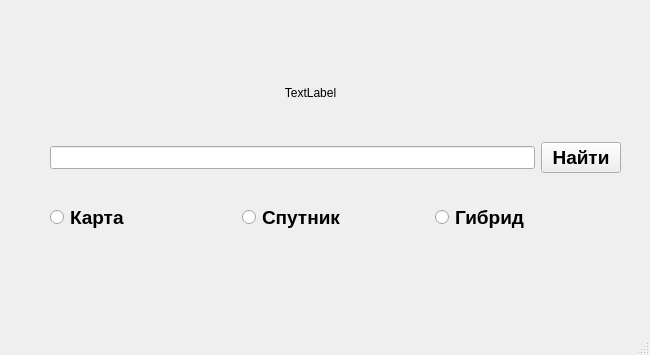
Old version of the form main.ui in the repository danilshvalov/MiniProject_YandexAPI; both pictures show x 0 to 650 and y 172 to 527 of the 650 by 527 pixel window.
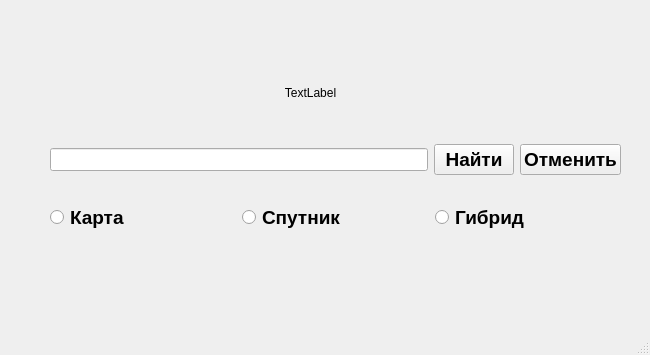
New version of the form.

Commit message: Седьмая задача на YandexAPI

What changed in the file:
```diff
--- a/main.ui
+++ b/main.ui
@@ -96,7 +96,7 @@
       <x>50</x>
       <y>309</y>
       <width>571</width>
-      <height>41</height>
+      <height>46</height>
      </rect>
     </property>
     <layout class="QHBoxLayout" name="horizontalLayout_2">
@@ -125,6 +125,21 @@
        </property>
       </widget>
      </item>
+     <item>
+      <widget class="QPushButton" name="button_cancel">
+       <property name="font">
+        <font>
+         <family>Arial</family>
+         <pointsize>14</pointsize>
+         <weight>75</weight>
+         <bold>true</bold>
+        </font>
+       </property>
+       <property name="text">
+        <string>Отменить</string>
+       </property>
+      </widget>
+     </item>
     </layout>
    </widget>
   </widget>
```
The commit also changes 1 other file.
